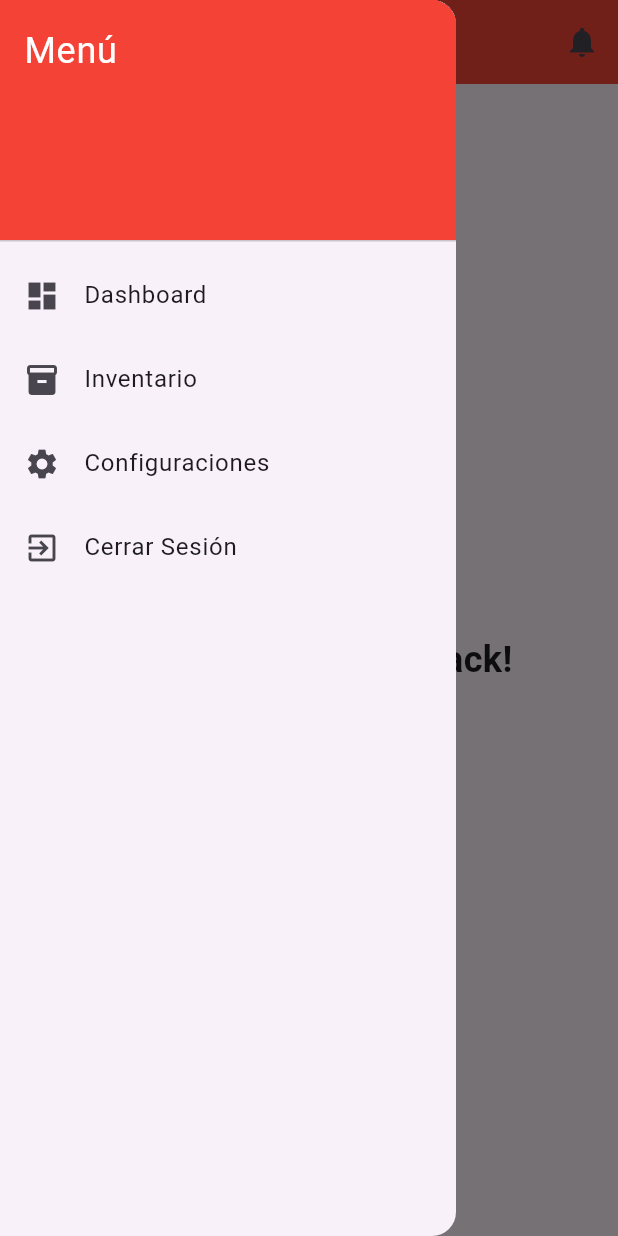
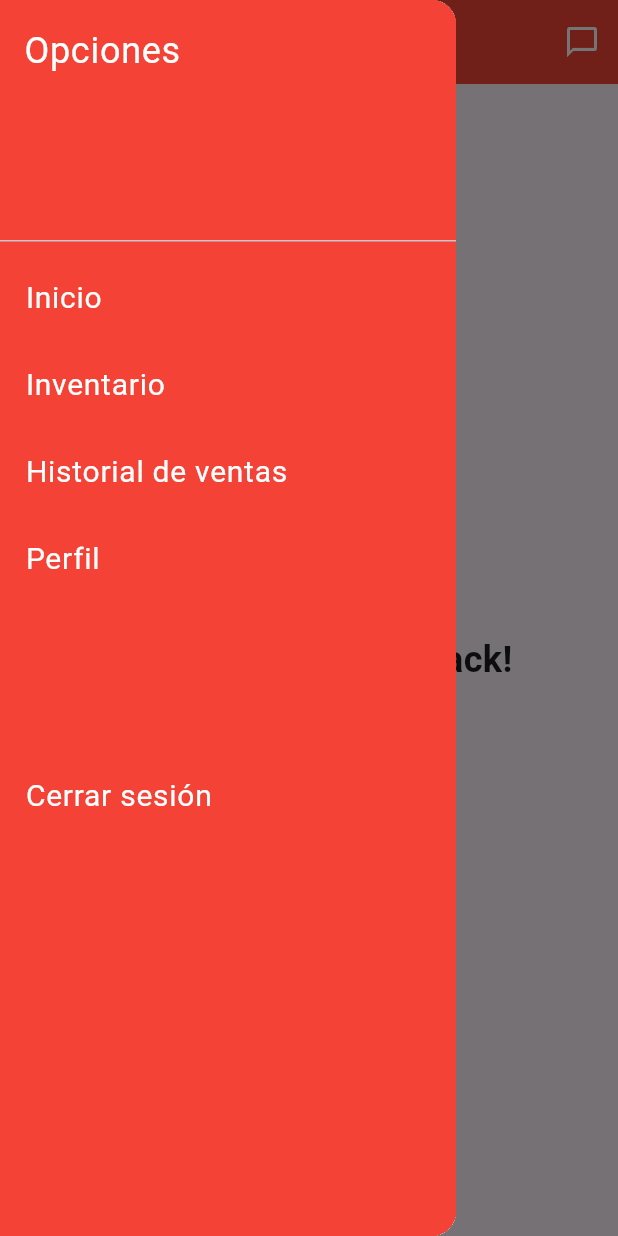
Before and after one commit to marlonbossa09/red_snack_gestion, a Flutter app: the HomeScreen screen opened directly, with the side drawer open, on a phone screen of 412 x 824 dp. Run offline on Flutter 3.47's test engine with Material 3 defaults, Android fonts, the phone set to English and light mode, and no system bars.

Commit message:
agregando el nuevo app bar

```diff
--- /dev/null
+++ b/lib/app/pages/chat_page.dart
@@ -0,0 +1,15 @@
+import 'package:flutter/material.dart';
+
+class Chat extends StatefulWidget {
+  const Chat({super.key});
+
+  @override
+  State<Chat> createState() => _ChatState();
+}
+
+class _ChatState extends State<Chat> {
+  @override
+  Widget build(BuildContext context) {
+    return Container();
+  }
+}
--- a/lib/app/pages/home.dart
+++ b/lib/app/pages/home.dart
@@ -1,79 +1,17 @@
 import 'package:flutter/material.dart';
-import 'package:red_snack_gestion/app/pages/inventario.dart';
+import 'package:red_snack_gestion/app/pages/chat_page.dart';
+import 'package:red_snack_gestion/app/widget/appbar.dart';
 
 class HomeScreen extends StatelessWidget {
   const HomeScreen({super.key});
 
   @override
   Widget build(BuildContext context) {
-    return Scaffold(
-      appBar: AppBar(
-        title: const Text('Home Red Snack'),
-        backgroundColor: Colors.red,
-        actions: [
-          IconButton(
-            icon: const Icon(Icons.notifications),
-            onPressed: () {
-              // Lógica para notificaciones
-            },
-          ),
-        ],
-      ),
-      drawer: Drawer(
-        child: ListView(
-          padding: EdgeInsets.zero,
-          children: <Widget>[
-            const DrawerHeader(
-              decoration: BoxDecoration(
-                color: Colors.red,
-              ),
-              child: Text(
-                'Menú',
-                style: TextStyle(
-                  color: Colors.white,
-                  fontSize: 24,
-                ),
-              ),
-            ),
-            ListTile(
-              leading: const Icon(Icons.dashboard),
-              title: const Text('Dashboard'),
-              onTap: () {
-                // Lógica para ir al Dashboard
-                Navigator.pop(context);
-              },
-            ),
-            ListTile(
-              leading: const Icon(Icons.inventory),
-              title: const Text('Inventario'),
-              onTap: () {
-                // Lógica para ir al Inventario
-                  Navigator.push(
-                  context,
-                  // ignore: prefer_const_constructors
-                  MaterialPageRoute(builder: (context) => InventarioScreen()));
-              },
-            ),
-            ListTile(
-              leading: const Icon(Icons.settings),
-              title: const Text('Configuraciones'),
-              onTap: () {
-                // Lógica para ir a Configuraciones
-                Navigator.pop(context);
-              },
-            ),
-            ListTile(
-              leading: const Icon(Icons.exit_to_app),
-              title: const Text('Cerrar Sesión'),
-              onTap: () {
-                // Lógica para cerrar sesión
-                Navigator.pop(context);
-              },
-            ),
-          ],
-        ),
-      ),
-      body: const Center(
+    return const Scaffold(
+      appBar: GlobalAppBar(title: 'Home', chatPage: Chat()),
+      drawer: SideMenu(),
+
+      body: Center(
         child: Text(
           'Bienvenido a Red Snack!',
           style: TextStyle(fontSize: 24, fontWeight: FontWeight.bold),
--- a/lib/app/pages/inventario.dart
+++ b/lib/app/pages/inventario.dart
@@ -1,6 +1,5 @@
 import 'package:flutter/material.dart';
-import 'package:red_snack_gestion/app/models/producto.dart';
-import 'package:red_snack_gestion/app/controller/inventario_controller.dart';
+
 
 class InventarioScreen extends StatefulWidget {
   const InventarioScreen({super.key});
--- a/lib/app/widget/appbar.dart
+++ b/lib/app/widget/appbar.dart
@@ -0,0 +1,112 @@
+import 'package:flutter/material.dart';
+
+class GlobalAppBar extends StatelessWidget implements PreferredSizeWidget {
+  final String title;
+  final Widget chatPage;
+
+  const GlobalAppBar({super.key,
+    required this.title,
+    required this.chatPage,
+  });
+
+  @override
+  Widget build(BuildContext context) {
+    return AppBar(
+      backgroundColor: Colors.red,
+      title: Text(
+        title,
+        style: const TextStyle(
+          color: Colors.white,
+          fontSize: 20,
+        ),
+      ),
+      leading: Builder(
+        builder: (context) => IconButton(
+          icon: const Icon(Icons.menu, color: Colors.white),
+          onPressed: () {
+            Scaffold.of(context).openDrawer();
+          },
+        ),
+      ),
+      actions: [
+        IconButton(
+          icon: const Icon(Icons.chat_bubble_outline, color: Colors.white),
+          onPressed: () {
+            Navigator.push(
+              context,
+              MaterialPageRoute(builder: (context) => chatPage),
+            );
+          },
+        ),
+      ],
+    );
+  }
+
+  @override
+  Size get preferredSize => const Size.fromHeight(kToolbarHeight);
+}
+
+class SideMenu extends StatelessWidget {
+  const SideMenu({super.key});
+
+  @override
+  Widget build(BuildContext context) {
+    return Drawer(
+      child: Container(
+        color: Colors.red,
+        child: ListView(
+          padding: EdgeInsets.zero,
+          children: [
+            const DrawerHeader(
+              decoration: BoxDecoration(
+                color: Colors.red,
+              ),
+              child: Text(
+                'Opciones',
+                style: TextStyle(
+                  color: Colors.white,
+                  fontSize: 24,
+                ),
+              ),
+            ),
+            _buildDrawerItem('Inicio', () {
+              // Navegar a la página de inicio
+            }),
+            _buildDrawerItem('Inventario', () {
+              // Navegar a la página de inventario
+            }),
+            _buildDrawerItem('Historial de ventas', () {
+              // Navegar a la página de historial de ventas
+            }),
+            _buildDrawerItem('Perfil', () {
+              // Navegar a la página de perfil
+            }),
+            const SizedBox(height: 100), // Espacio extra
+            _buildDrawerItem('Cerrar sesión', () {
+              // Accion para cerrar sesión
+            }, isLogout: true),
+          ],
+        ),
+      ),
+    );
+  }
+
+  // Método auxiliar para crear cada opción del menú
+  Widget _buildDrawerItem(String text, VoidCallback onTap, {bool isLogout = false}) {
+    return ListTile(
+      title: Text(
+        text,
+        style: const TextStyle(
+          color: Colors.white,
+          fontSize: 20,
+        ),
+      ),
+      onTap: onTap,
+      tileColor: isLogout ? Colors.white.withOpacity(0.1) : Colors.transparent,
+      shape: RoundedRectangleBorder(
+        side: const BorderSide(color: Colors.white),
+        borderRadius: BorderRadius.circular(20),
+      ),
+    );
+  }
+}
```
Also changed, not shown: lib/app/pages/notificacion_page.dart (deleted).
